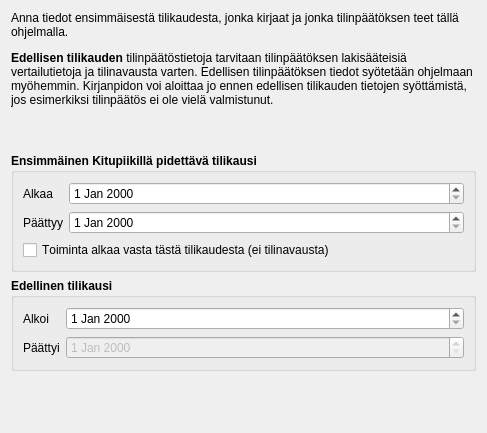
This is kitupiikki/uusikp/tilikausi.ui in artoh/kitupiikki as Qt 5 draws it before an edit. The edited form follows.
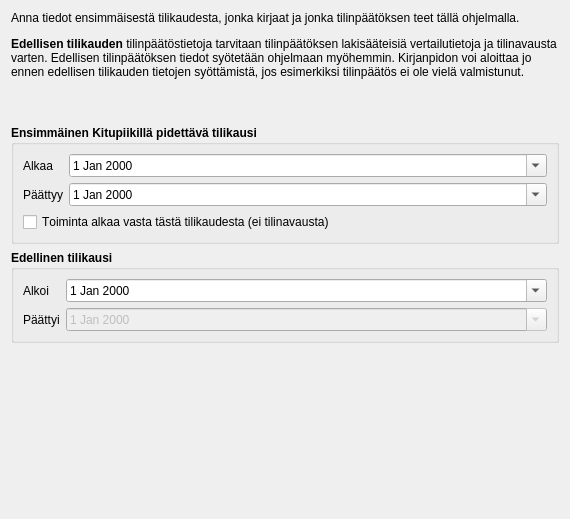
This is the edited form.

Commit message:
Parannettu ensimmäisen tilikauden valintaa
Päivämääräkenttiin kalenterista poiminta ja oletuksena tilikausi vuoden loppuun.

Diff of the .ui file:
```diff
--- a/kitupiikki/uusikp/tilikausi.ui
+++ b/kitupiikki/uusikp/tilikausi.ui
@@ -6,8 +6,8 @@
    <rect>
     <x>0</x>
     <y>0</y>
-    <width>487</width>
-    <height>433</height>
+    <width>570</width>
+    <height>519</height>
    </rect>
   </property>
   <property name="windowTitle">
@@ -63,6 +63,9 @@
             <bold>false</bold>
            </font>
           </property>
+          <property name="calendarPopup">
+           <bool>true</bool>
+          </property>
          </widget>
         </item>
         <item row="1" column="0">
@@ -90,6 +93,9 @@
             <bold>false</bold>
            </font>
           </property>
+          <property name="calendarPopup">
+           <bool>true</bool>
+          </property>
          </widget>
         </item>
        </layout>
@@ -149,6 +155,9 @@
             <bold>false</bold>
            </font>
           </property>
+          <property name="calendarPopup">
+           <bool>true</bool>
+          </property>
          </widget>
         </item>
         <item row="1" column="0">
@@ -178,6 +187,9 @@
             <bold>false</bold>
            </font>
           </property>
+          <property name="calendarPopup">
+           <bool>true</bool>
+          </property>
          </widget>
         </item>
        </layout>
```
The commit also changes 1 other file.
